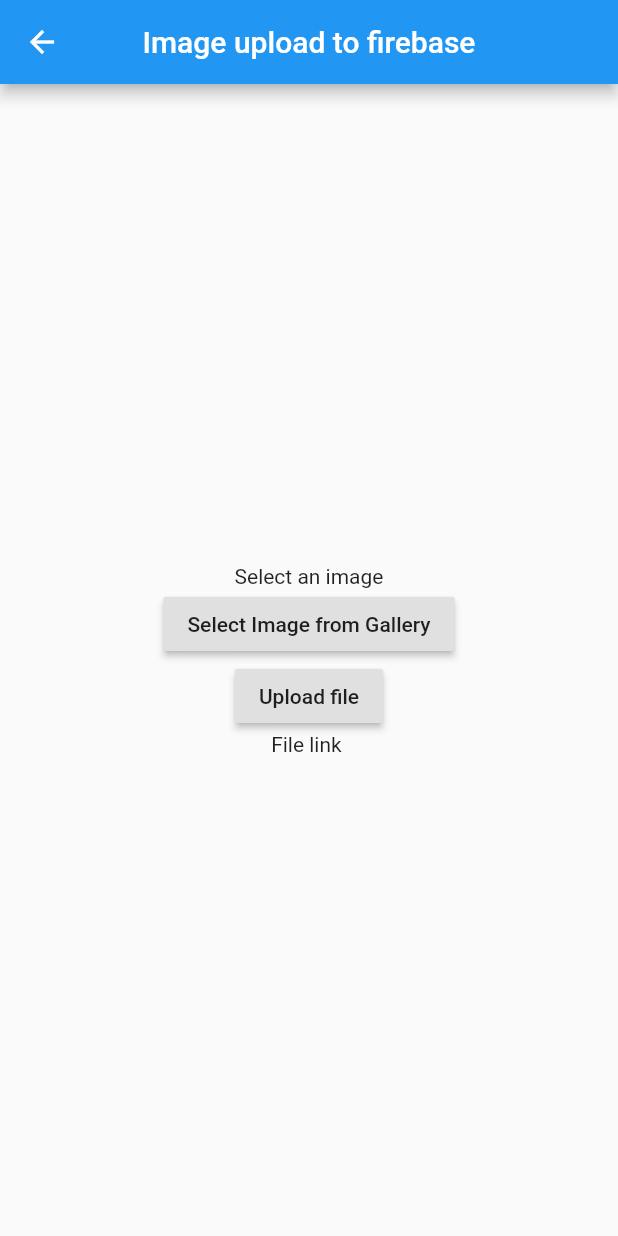
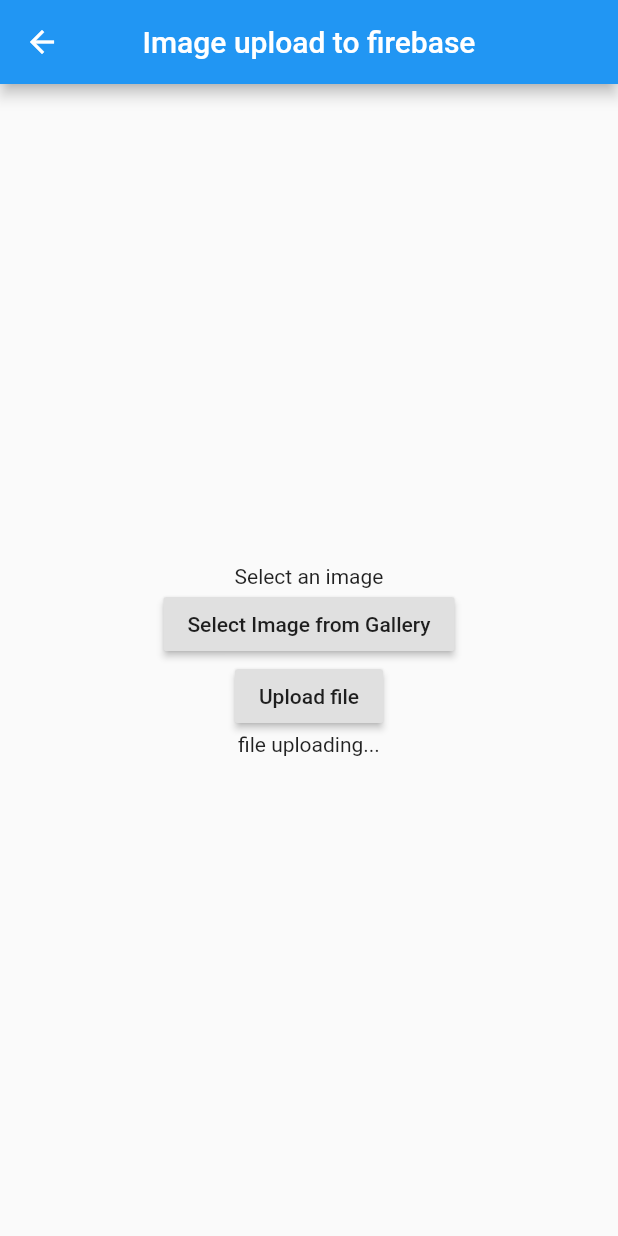
Before and after one commit to hemanth2k13/flutterdemo, a Flutter app: the UploadFile screen opened directly, after a tap on "Upload file", on a phone screen of 412 x 824 dp. Run offline on Flutter 3.47's test engine with Material 2 defaults, Android fonts, the phone set to English and light mode, and no system bars; our stand-ins replace firebase_auth, firebase_storage, image_picker; missing offline and left inert: flutter_facebook_login, flutter_webview_plugin; accounts and stored records are empty; network calls fail.

Commit message:
added progress

```diff
--- a/lib/UploadFile.dart
+++ b/lib/UploadFile.dart
@@ -31,7 +31,7 @@ class _UploadFileState extends State<UploadFile> {
     StorageTaskSnapshot taskSnapshot = await task.onComplete;
     String downloadUrl = await taskSnapshot.ref.getDownloadURL();
     setState(() {
-      downloadImagelink= downloadUrl;
+      downloadImagelink= 'Firestore url: '+downloadUrl;
     });
 
   }
@@ -50,12 +50,18 @@ class _UploadFileState extends State<UploadFile> {
             RaisedButton(
               child: Text("Select Image from Gallery"),
               onPressed: () {
+                setState(() {
+                  downloadImagelink=null;
+                });
                 getImage();
               },
             ),
             RaisedButton(
               child: Text("Upload file"),
               onPressed: () async {
+                setState(() {
+                  downloadImagelink= 'file uploading...';
+                });
                 final String fileName = Random().nextInt(10000).toString() +'.$JPG';
                 final StorageReference firebaseStorageRef =
                 FirebaseStorage.instance.ref().child(fileName);
@@ -64,7 +70,7 @@ class _UploadFileState extends State<UploadFile> {
                 getImageLink(task);
               },
             ),
-            downloadImagelink == null ? Text('File link ') :  Text('Download link '+downloadImagelink),
+            downloadImagelink == null ? Text('File link ') :  Text(downloadImagelink),
           ],
         ),
       ),// This trailing comma makes auto-formatting nicer for build methods.
```
